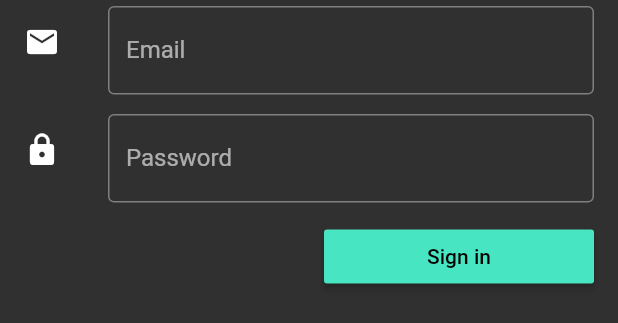
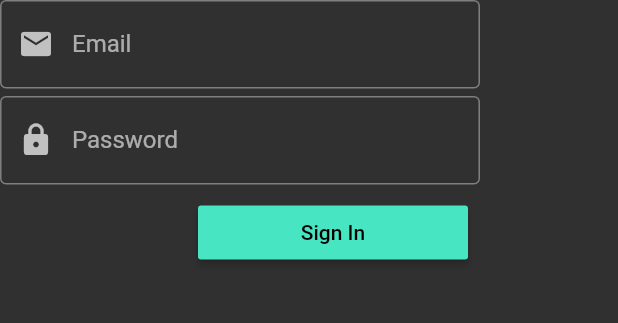
Before and after one commit to KiritchoukC/flutter_web_2048, a Flutter app: the LoginFormWidget widget shown alone on an empty page, opened directly, on a phone screen of 412 x 824 dp. Shown: the top 323 px of the screen. Run offline on Flutter 3.47's test engine with Material 2 defaults, Android fonts, the phone set to English and light mode, and no system bars; our stand-ins replace bloc, cloud_firestore, dartz, data_connection_checker, equatable, firebase_auth and 5 more; missing offline and left inert: firebase_auth_web, firebase_core_web, piecemeal, swipedetector; accounts and stored records are empty; statements that could not run were skipped.

Commit message:
feat(authentication): style web login form
re #40

```diff
--- a/lib/core/router/router.dart
+++ b/lib/core/router/router.dart
@@ -19,6 +19,10 @@ class Router {
             builder: (_) => sl<GameBloc>(),
             child: GamePage(),
           ),
+          settings: RouteSettings(
+            name: RoutePaths.Game,
+            isInitialRoute: true,
+          ),
         );
 
       // Authentication route
@@ -28,6 +32,7 @@ class Router {
             builder: (_) => sl<AuthenticationBloc>(),
             child: AuthenticationPage(),
           ),
+          settings: RouteSettings(name: RoutePaths.Authentication),
         );
 
       // NotFound route
--- a/lib/core/widgets/default_text_form_field.dart
+++ b/lib/core/widgets/default_text_form_field.dart
@@ -2,8 +2,8 @@ import 'package:flutter/material.dart';
 
 /// TextFormField with default parameter
 class DefaultTextFormFieldWidget extends TextFormField {
-  DefaultTextFormFieldWidget(
-      {Key key,
+  DefaultTextFormFieldWidget({
+    Key key,
     @required TextEditingController controller,
     bool obscureText = false,
     bool autocorrect = false,
@@ -11,8 +11,11 @@ class DefaultTextFormFieldWidget extends TextFormField {
     TextStyle style = const TextStyle(color: Colors.white),
     InputDecoration decoration,
     String labelText,
-      TextInputAction textInputAction})
-      : super(
+    TextInputAction textInputAction,
+    IconData prefixIcon,
+    VoidCallback onEditingComplete,
+    FocusNode focusNode,
+  }) : super(
           key: key,
           controller: controller,
           autocorrect: autocorrect,
@@ -20,10 +23,13 @@ class DefaultTextFormFieldWidget extends TextFormField {
           style: style,
           obscureText: obscureText,
           textInputAction: textInputAction,
+          onEditingComplete: onEditingComplete,
+          focusNode: focusNode,
           decoration: decoration ??
               InputDecoration(
                 border: OutlineInputBorder(),
                 labelText: labelText,
+                prefixIcon: prefixIcon != null ? Icon(prefixIcon) : null,
               ),
         );
 }
--- a/lib/features/authentication/presentation/widgets/login_form_widget.dart
+++ b/lib/features/authentication/presentation/widgets/login_form_widget.dart
@@ -14,9 +14,11 @@ class _LoginFormWidgetState extends State<LoginFormWidget> {
   static final _formKey = GlobalKey<FormState>();
   TextEditingController _emailController;
   TextEditingController _passwordController;
+  FocusNode _passwordFocusNode;
 
   @override
   void initState() {
+    _passwordFocusNode = FocusNode();
     _emailController = TextEditingController();
     _passwordController = TextEditingController();
     super.initState();
@@ -26,52 +28,53 @@ class _LoginFormWidgetState extends State<LoginFormWidget> {
         controller: _emailController,
         labelText: 'Email',
         textInputAction: TextInputAction.next,
+        onEditingComplete: () {
+          _passwordFocusNode.requestFocus();
+        },
+        prefixIcon: Icons.email,
       );
 
   Widget get _passwordField => DefaultTextFormFieldWidget(
         controller: _passwordController,
         obscureText: true,
         labelText: 'Password',
+        prefixIcon: Icons.lock,
+        focusNode: _passwordFocusNode,
       );
 
-  Widget get _submitButton => Padding(
-        padding: const EdgeInsets.only(right: 8.0),
-        child: ButtonBar(
+  Widget get _submitButton => ButtonBar(
         alignment: MainAxisAlignment.end,
         buttonMinWidth: 180,
         children: <Widget>[
           RaisedButton(
             onPressed: () {},
-              child: Text('Sign in'),
+            child: Text('Sign In'),
             color: CustomColors.accentColor,
           )
         ],
-        ),
       );
 
   @override
   Widget build(BuildContext context) {
     return Form(
       key: _formKey,
+      child: Container(
+        width: 320.0,
         child: Column(
           children: <Widget>[
-          ListTile(
-            leading: Icon(Icons.email),
-            title: _emailField,
-          ),
+            _emailField,
             VerticalSpacing.extraSmall(),
-          ListTile(
-            leading: Icon(Icons.lock),
-            title: _passwordField,
-          ),
+            _passwordField,
             _submitButton,
           ],
+        ),
       ),
     );
   }
 
   @override
   void dispose() {
+    _passwordFocusNode?.dispose();
     _emailController?.dispose();
     _passwordController?.dispose();
     super.dispose();
```
Also changed, not shown: lib/features/game/presentation/widgets/game_widget.dart (+15 -2 lines), lib/generated_plugin_registrant.dart (added, +15 -0 lines). Lines whose indentation alone changed are shown as unchanged.
